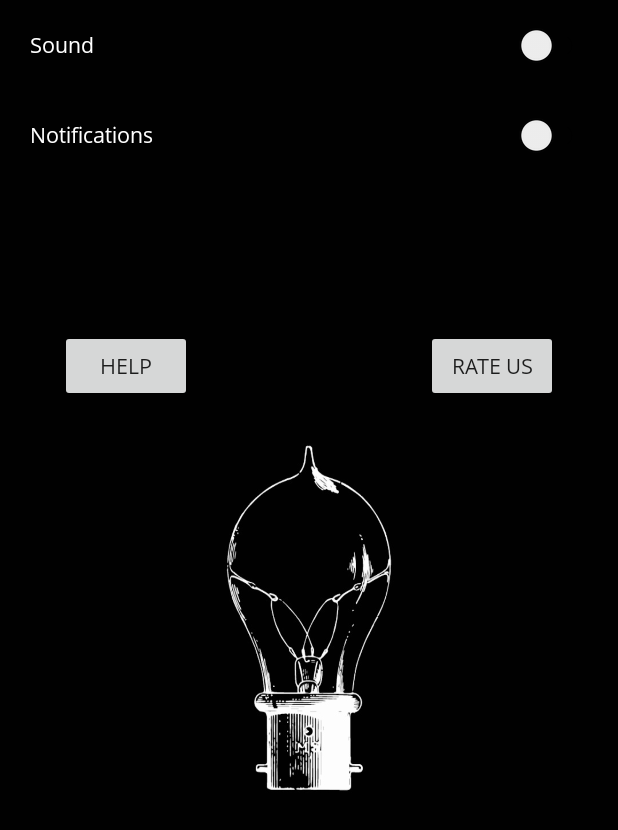
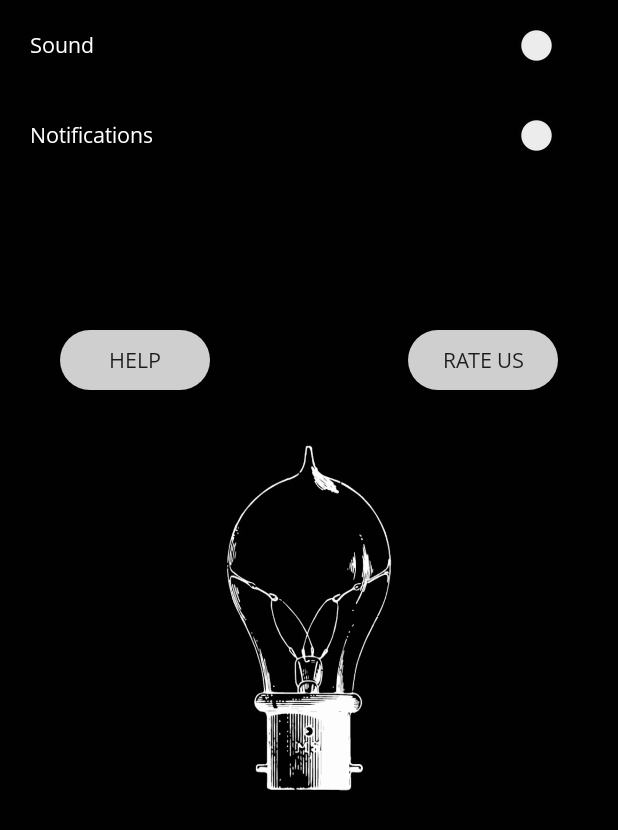
Before and after one commit to Demesaikiran/PigDice, an Android app: the settings screen opened directly, with no data from a screen before it, on a phone screen of 412 x 824 dp. Shown: the top 830 px of the screen. Run offline under Robolectric (Android 15) with nearby library versions, the phone set to English and light mode, and no system bars; Roboto replaces fonts that are not available here; 2 statements that could not run were skipped.

Commit message:
changed button shape

```diff
--- /dev/null
+++ b/app/src/main/res/drawable/bg.xml
@@ -0,0 +1,24 @@
+<?xml version="1.0" encoding="utf-8"?>
+<shape xmlns:android="http://schemas.android.com/apk/res/android"
+    android:shape="rectangle" >
+
+    <corners
+        android:bottomLeftRadius="30dp"
+        android:bottomRightRadius="30dp"
+        android:radius="60dp"
+        android:topLeftRadius="30dp"
+        android:topRightRadius="30dp" />
+
+    <solid android:color="#CFCFCF" />
+
+    <padding
+        android:bottom="0dp"
+        android:left="0dp"
+        android:right="0dp"
+        android:top="0dp" />
+
+    <size
+        android:height="60dp"
+        android:width="270dp" />
+
+</shape>
--- a/app/src/main/res/layout/activity_settings.xml
+++ b/app/src/main/res/layout/activity_settings.xml
@@ -24,29 +24,30 @@
         android:text="@string/notifications"
         android:padding="20sp"/>
 
-
     <RelativeLayout
         android:layout_width="wrap_content"
         android:layout_height="wrap_content">
 
         <Button
             android:id="@+id/help"
-            android:layout_width="wrap_content"
-            android:layout_height="wrap_content"
+            android:layout_width="100dp"
+            android:layout_height="40dp"
             android:layout_marginStart="40sp"
             android:layout_marginTop="100sp"
             android:fontFamily="@font/opensansregular"
-            android:text="@string/help" />
+            android:text="@string/help"
+            android:background="@drawable/bg"/>
 
         <Button
             android:id="@+id/rate"
-            android:layout_width="wrap_content"
-            android:layout_height="wrap_content"
+            android:layout_width="100dp"
+            android:layout_height="40dp"
             android:layout_alignParentEnd="true"
             android:layout_marginTop="100sp"
             android:layout_marginEnd="40sp"
             android:fontFamily="@font/opensansregular"
             android:text="@string/rate_us"
+            android:background="@drawable/bg"
             tools:ignore="RelativeOverlap" />
     </RelativeLayout>
 
```
